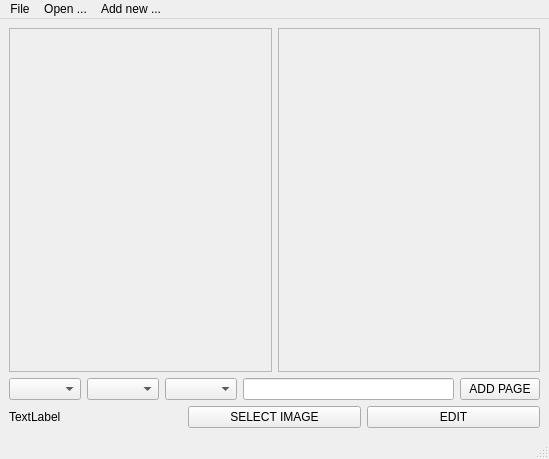
Before: the Qt Designer form mainwindow.ui in VanillaBerry/skt-desktop, drawn with Qt 5.
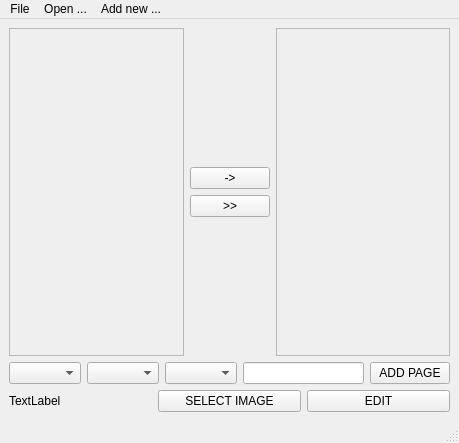
After: the same form once the commit is applied. Icons and pictures are not drawn.

The edit to the form file:
```diff
--- a/mainwindow.ui
+++ b/mainwindow.ui
@@ -6,8 +6,8 @@
    <rect>
     <x>0</x>
     <y>0</y>
-    <width>549</width>
-    <height>459</height>
+    <width>459</width>
+    <height>443</height>
    </rect>
   </property>
   <property name="sizePolicy">
@@ -56,14 +56,58 @@
         <rect>
          <x>0</x>
          <y>0</y>
-         <width>261</width>
-         <height>336</height>
+         <width>174</width>
+         <height>320</height>
         </rect>
        </property>
       </widget>
      </widget>
     </item>
     <item row="0" column="1">
+     <layout class="QVBoxLayout" name="verticalLayout">
+      <item>
+       <spacer name="verticalSpacer">
+        <property name="orientation">
+         <enum>Qt::Vertical</enum>
+        </property>
+        <property name="sizeHint" stdset="0">
+         <size>
+          <width>20</width>
+          <height>40</height>
+         </size>
+        </property>
+       </spacer>
+      </item>
+      <item>
+       <widget class="QPushButton" name="pushButton_addPage">
+        <property name="text">
+         <string>-&gt;</string>
+        </property>
+       </widget>
+      </item>
+      <item>
+       <widget class="QPushButton" name="pushButton_addManyPages">
+        <property name="text">
+         <string>&gt;&gt;</string>
+        </property>
+       </widget>
+      </item>
+      <item>
+       <spacer name="verticalSpacer_2">
+        <property name="orientation">
+         <enum>Qt::Vertical</enum>
+        </property>
+        <property name="sizeHint" stdset="0">
+         <size>
+          <width>20</width>
+          <height>40</height>
+         </size>
+        </property>
+       </spacer>
+      </item>
+     </layout>
+    </item>
+    <item row="0" column="2">
      <widget class="QScrollArea" name="scrollArea_list">
       <property name="widgetResizable">
        <bool>true</bool>
@@ -73,14 +117,14 @@
         <rect>
          <x>0</x>
          <y>0</y>
-         <width>260</width>
-         <height>336</height>
+         <width>174</width>
+         <height>320</height>
         </rect>
        </property>
       </widget>
      </widget>
     </item>
-    <item row="1" column="0" colspan="2">
+    <item row="1" column="0" colspan="3">
      <layout class="QHBoxLayout" name="horizontalLayout">
       <item>
        <widget class="QComboBox" name="comboBox_Semester"/>
@@ -103,7 +147,7 @@
       </item>
      </layout>
     </item>
-    <item row="2" column="0" colspan="2">
+    <item row="2" column="0" colspan="3">
      <layout class="QHBoxLayout" name="horizontalLayout_2">
       <item>
        <widget class="QLabel" name="label">
@@ -136,7 +180,7 @@
     <rect>
      <x>0</x>
      <y>0</y>
-     <width>549</width>
+     <width>459</width>
      <height>21</height>
     </rect>
    </property>
```
Left out of the diff: 5 changed lines with no effect on the pictures.
